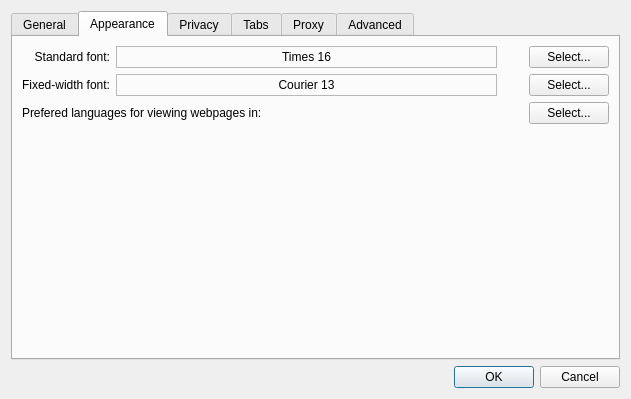
Old version of the form src/settings.ui in the repository EndorphinBrowser/browser.
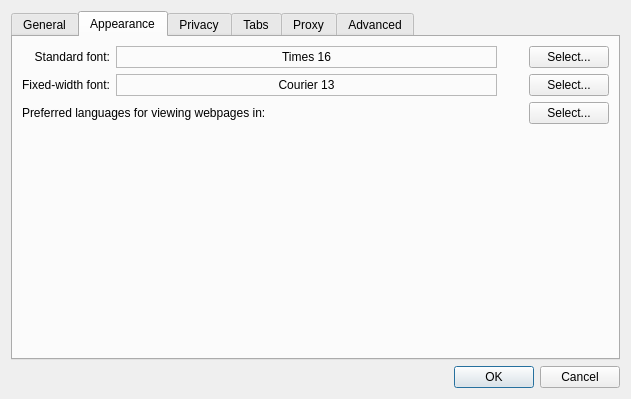
New version of the form. The open tabs and pages were chosen to show the change.

What changed in the file:
```diff
--- a/src/settings.ui
+++ b/src/settings.ui
@@ -275,7 +275,7 @@
        <item row="2" column="0" colspan="3">
         <widget class="QLabel" name="label_8">
          <property name="text">
-          <string>Prefered languages for viewing webpages in:</string>
+          <string>Preferred languages for viewing webpages in:</string>
          </property>
         </widget>
        </item>
```
